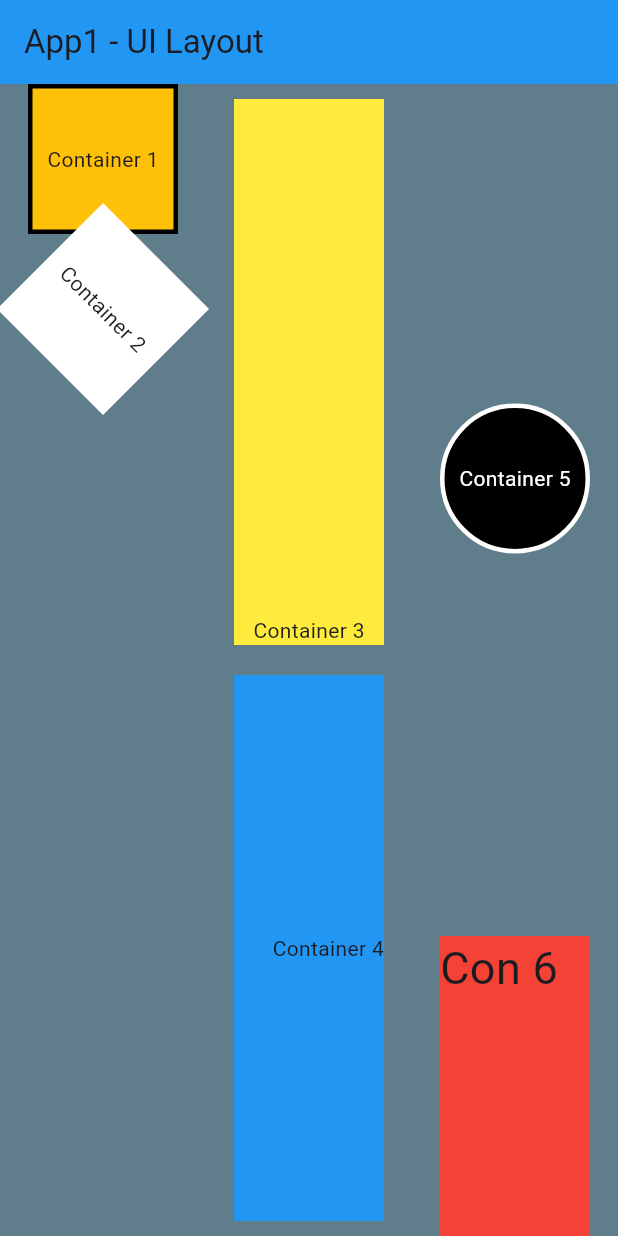
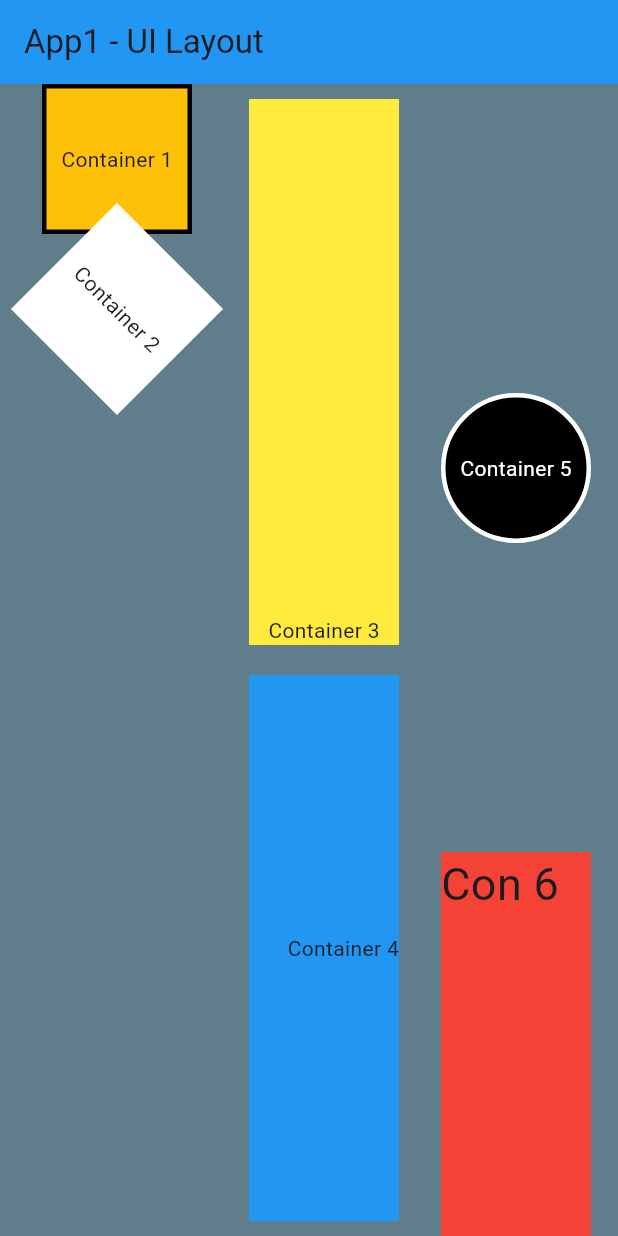
Before and after one commit to kaidx3/flutter-assignments, a Flutter app: the screen it shows after launch, on a phone screen of 412 x 824 dp. Run offline on Flutter 3.47's test engine with Material 3 defaults, Android fonts, the phone set to English and light mode, and no system bars.

Commit message:
made it a little more normal

```diff
--- a/a1/assignment1/lib/main.dart
+++ b/a1/assignment1/lib/main.dart
@@ -32,8 +32,7 @@ class MyApp extends StatelessWidget {
           mainAxisSize: MainAxisSize.max,
           children: <Widget>[
             //TODO: Put your code here to complete this app.
-            Expanded(
-              child: Column(
+            Column(
               children: <Widget>[
                 Padding(
                   padding: const EdgeInsets.symmetric(horizontal: 10),
@@ -68,9 +67,7 @@ class MyApp extends StatelessWidget {
                 )
               ],
             ),
-            ),
-            Expanded(
-              child: Column(
+            Column(
               mainAxisAlignment: MainAxisAlignment.center,
               children: <Widget>[
                 Expanded(
@@ -117,16 +114,11 @@ class MyApp extends StatelessWidget {
                 ),
               ],
             ),
-            ),
-            Expanded(
-              child: Column(
+            Column(
               children: <Widget>[
                 Expanded(
-                      child: Column(
-                          mainAxisAlignment: MainAxisAlignment.spaceAround,
-                          children: [
-                        Container(),
-                        Container(
+                  flex: 2,
+                  child: Container(
                       height: 100,
                       width: 100,
                       decoration: BoxDecoration(
@@ -143,12 +135,10 @@ class MyApp extends StatelessWidget {
                           style: TextStyle(color: Colors.white),
                         ),
                       )),
-                      ])),
+                ),
                 Expanded(
-                    child: Column(
-                        mainAxisAlignment: MainAxisAlignment.end,
-                        children: [
-                          Container(
+                  flex: 1,
+                  child: Container(
                       color: Colors.red,
                       width: 100,
                       height: 100,
@@ -156,15 +146,8 @@ class MyApp extends StatelessWidget {
                         "Con 6",
                         style: TextStyle(fontSize: 30),
                       )),
-                          Container(
-                            color: Colors.red,
-                            height: 100,
-                            width: 100,
-                          )
-                        ]),
                 )
               ],
-              ),
             ),
           ],
         ),
```
Lines whose indentation alone changed are shown as unchanged.
